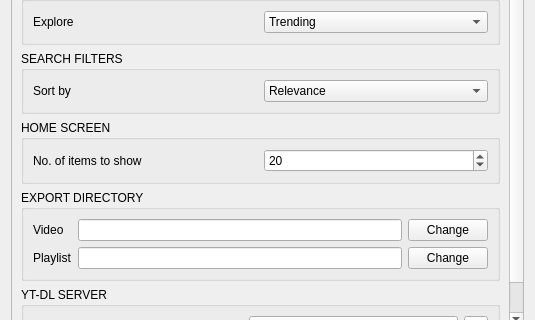
Above: src/youtube_settings.ui from rishabh3354/YOUTUBE-DL-PRO before the change; both pictures show x 0 to 535 and y 144 to 464 of the 535 by 551 pixel window. Below: the same form after it.
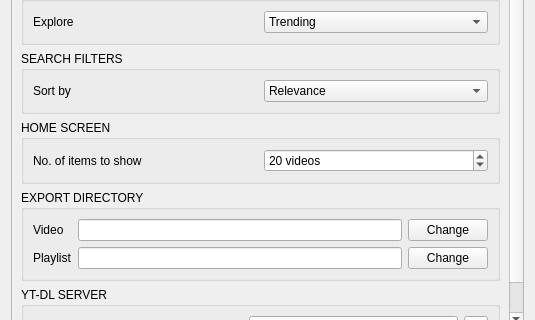
That is the form after the change. Icons and pictures are not drawn.

The edit to the form file:
```diff
--- a/src/youtube_settings.ui
+++ b/src/youtube_settings.ui
@@ -54,7 +54,7 @@
       <property name="geometry">
        <rect>
         <x>0</x>
-        <y>0</y>
+        <y>-106</y>
         <width>501</width>
         <height>506</height>
        </rect>
@@ -233,6 +233,9 @@
             </item>
             <item row="0" column="1">
              <widget class="QSpinBox" name="no_of_videos">
+              <property name="suffix">
+               <string> videos</string>
+              </property>
               <property name="minimum">
                <number>1</number>
               </property>
```
Left out of the diff: 44 changed lines with no effect on the pictures.
